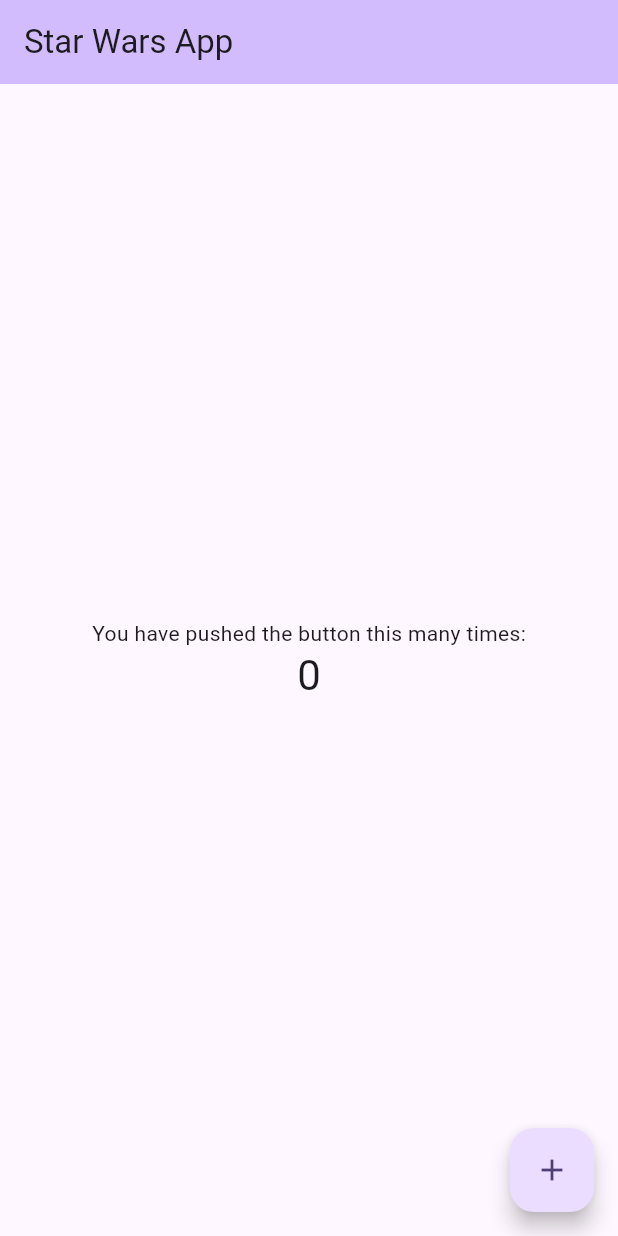
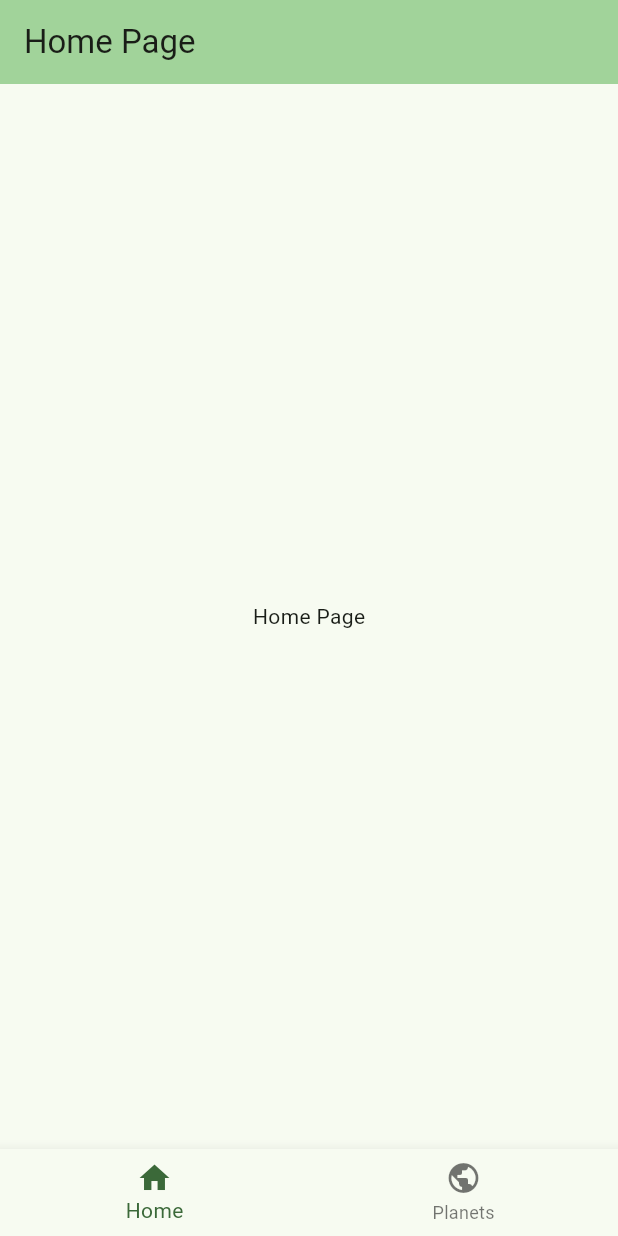
Before and after one commit to Deitsch/bfi-star-wars-app, a Flutter app: the screen it shows after launch, on a phone screen of 412 x 824 dp. Run offline on Flutter 3.47's test engine with Material 3 defaults, Android fonts, the phone set to English and light mode, and no system bars.

Commit message:
add tabs

```diff
--- /dev/null
+++ b/lib/home_page.dart
@@ -0,0 +1,26 @@
+import 'package:flutter/material.dart';
+
+class HomePage extends StatefulWidget {
+  const HomePage({super.key});
+
+  @override
+  State<HomePage> createState() => _HomePageState();
+}
+
+class _HomePageState extends State<HomePage> {
+  @override
+  Widget build(BuildContext context) {
+    return Scaffold(
+      appBar: AppBar(
+        backgroundColor: Theme.of(context).colorScheme.inversePrimary,
+        title: Text("Home Page"),
+      ),
+      body: Center(
+        child: Column(
+          mainAxisAlignment: MainAxisAlignment.center,
+          children: [const Text('Home Page')],
+        ),
+      ),
+    );
+  }
+}
--- a/lib/main.dart
+++ b/lib/main.dart
@@ -1,4 +1,5 @@
 import 'package:flutter/material.dart';
+import 'package:star_wars_app/tab_page.dart';
 
 void main() {
   runApp(const MyApp());
@@ -10,56 +11,11 @@
   @override
   Widget build(BuildContext context) {
     return MaterialApp(
-      title: 'Flutter Demo',
+      title: 'Star Wars App',
       theme: ThemeData(
-        colorScheme: ColorScheme.fromSeed(seedColor: Colors.deepPurple),
+        colorScheme: ColorScheme.fromSeed(seedColor: Colors.green),
       ),
-      home: const MyHomePage(title: 'Star Wars App'),
+      home: const TabPage(),
     );
   }
 }
-
-class MyHomePage extends StatefulWidget {
-  const MyHomePage({super.key, required this.title});
-  final String title;
-
-  @override
-  State<MyHomePage> createState() => _MyHomePageState();
-}
-
-class _MyHomePageState extends State<MyHomePage> {
-  int _counter = 0;
-
-  void _incrementCounter() {
-    setState(() {
-      _counter++;
-    });
-  }
-
-  @override
-  Widget build(BuildContext context) {
-    return Scaffold(
-      appBar: AppBar(
-        backgroundColor: Theme.of(context).colorScheme.inversePrimary,
-        title: Text(widget.title),
-      ),
-      body: Center(
-        child: Column(
-          mainAxisAlignment: MainAxisAlignment.center,
-          children: <Widget>[
-            const Text('You have pushed the button this many times:'),
-            Text(
-              '$_counter',
-              style: Theme.of(context).textTheme.headlineMedium,
-            ),
-          ],
-        ),
-      ),
-      floatingActionButton: FloatingActionButton(
-        onPressed: _incrementCounter,
-        tooltip: 'Increment',
-        child: const Icon(Icons.add),
-      ),
-    );
-  }
-}
--- /dev/null
+++ b/lib/tab.dart
@@ -0,0 +1,19 @@
+import 'package:flutter/material.dart';
+
+enum NavTab { home, planets }
+
+extension TabData on NavTab {
+  String get name {
+    return switch (this) {
+      NavTab.home => "Home",
+      NavTab.planets => "Planets",
+    };
+  }
+
+  IconData get icon {
+    return switch (this) {
+      NavTab.home => Icons.home,
+      NavTab.planets => Icons.public,
+    };
+  }
+}
--- /dev/null
+++ b/lib/tab_page.dart
@@ -0,0 +1,38 @@
+import 'package:flutter/material.dart';
+import 'package:star_wars_app/home_page.dart';
+import 'package:star_wars_app/planet_page.dart';
+import 'package:star_wars_app/tab.dart';
+
+class TabPage extends StatefulWidget {
+  const TabPage({super.key});
+  @override
+  State<TabPage> createState() => _TabPageState();
+}
+
+class _TabPageState extends State<TabPage> {
+  int _currentIndex = 0;
+
+  @override
+  Widget build(BuildContext context) {
+    return Scaffold(
+      body: SafeArea(
+        top: false,
+        child: IndexedStack(
+          index: _currentIndex,
+          children: [HomePage(), PlanetPage()],
+        ),
+      ),
+      bottomNavigationBar: BottomNavigationBar(
+        currentIndex: _currentIndex,
+        onTap: (int index) {
+          setState(() {
+            _currentIndex = index;
+          });
+        },
+        items: NavTab.values.map((tab) {
+          return BottomNavigationBarItem(icon: Icon(tab.icon), label: tab.name);
+        }).toList(),
+      ),
+    );
+  }
+}
```
Also changed, not shown: lib/planet_page.dart (added, +26 -0 lines), 1 other file.
